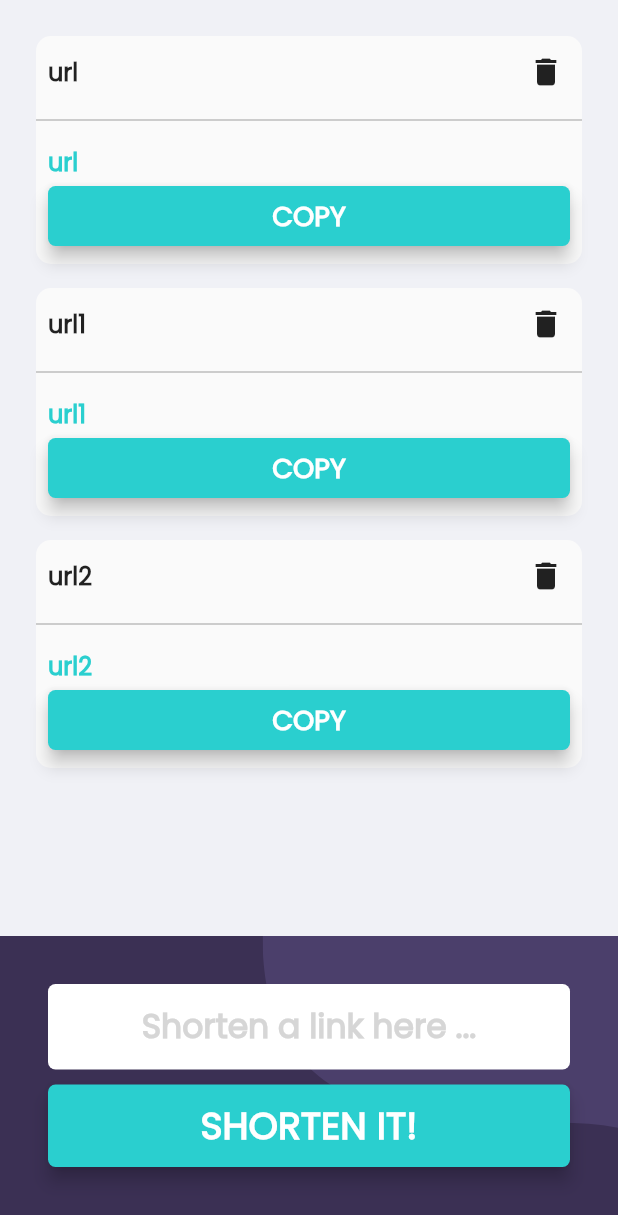
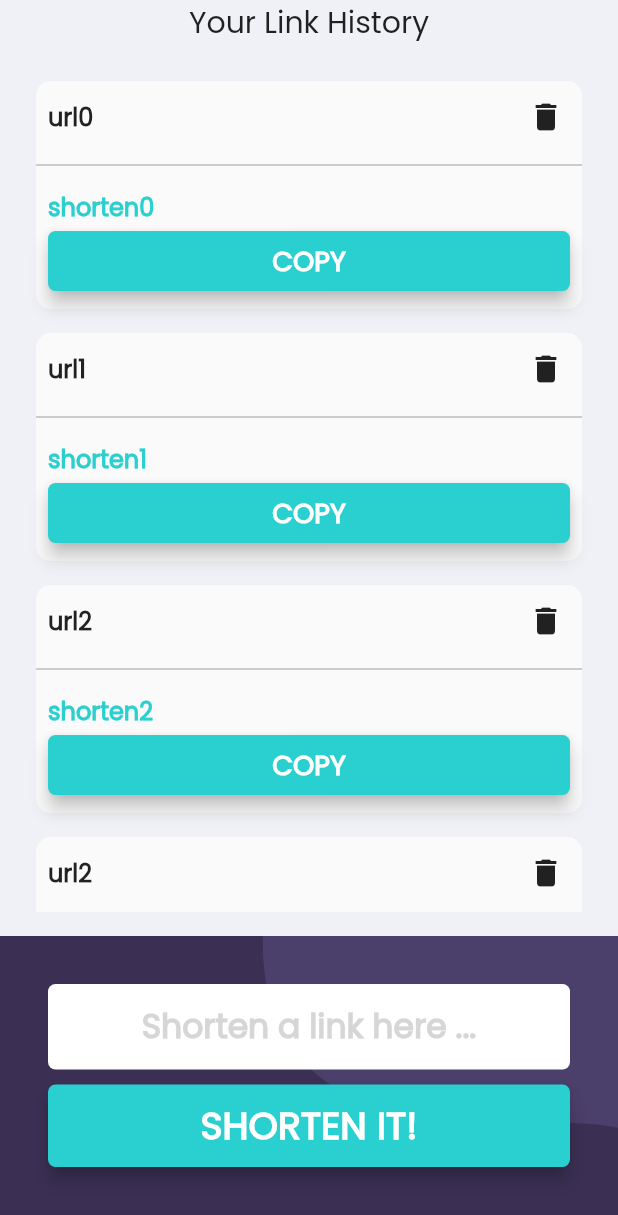
Before and after one commit to ItSNeverLate/Shortly, a Flutter app: the screen it shows after launch, on a phone screen of 412 x 824 dp. Shown: the top 1215 px of the screen. Run offline on Flutter 3.47's test engine with Material 2 defaults, Android fonts, the phone set to English and light mode, and no system bars; our stand-ins replace flutter_svg, page_view_indicators.

Commit message:
adds provider to list notifiers

```diff
--- a/shortly/lib/main.dart
+++ b/shortly/lib/main.dart
@@ -1,4 +1,6 @@
 import 'package:flutter/material.dart';
+import 'package:provider/provider.dart';
+import 'package:shortly/models/shorten_url_data.dart';
 import 'package:shortly/screens/benefits/index.dart';
 import 'package:shortly/screens/main/index.dart';
 import 'package:shortly/screens/start/index.dart';
@@ -10,7 +12,9 @@ void main() {
 class MyApp extends StatelessWidget {
   @override
   Widget build(BuildContext context) {
-    return MaterialApp(
+    return ChangeNotifierProvider(
+      create: (_) => ShortenUrlData(),
+      child: MaterialApp(
         debugShowCheckedModeBanner: false,
         title: 'Flutter Demo',
         theme: ThemeData(
@@ -27,6 +31,7 @@ class MyApp extends StatelessWidget {
           BenefitsScreen.id: (context) => BenefitsScreen(),
           MainScreen.id: (context) => MainScreen(),
         },
+      ),
     );
   }
 }
--- a/shortly/lib/models/shorten_url_data.dart
+++ b/shortly/lib/models/shorten_url_data.dart
@@ -6,8 +6,10 @@ import 'package:shortly/models/shorten_url.dart';
 
 class ShortenUrlData extends ChangeNotifier {
   List<ShortenUrl> _shortenUrlList = [
-    ShortenUrl(shorten: 'shorten', url: 'url'),
+    ShortenUrl(shorten: 'shorten0', url: 'url0'),
     ShortenUrl(shorten: 'shorten1', url: 'url1'),
+    ShortenUrl(shorten: 'shorten2', url: 'url2'),
+    ShortenUrl(shorten: 'shorten2', url: 'url2'),
     ShortenUrl(shorten: 'shorten2', url: 'url2'),
   ];
 
@@ -26,7 +28,7 @@ class ShortenUrlData extends ChangeNotifier {
     notifyListeners();
   }
 
-  void copy(ShortenUrl shortenUrl) {
+  void copyToClipBoard(ShortenUrl shortenUrl) {
     Clipboard.setData(ClipboardData(text: shortenUrl.shorten));
     notifyListeners();
   }
--- a/shortly/lib/screens/main/empty_list.dart
+++ b/shortly/lib/screens/main/empty_list.dart
@@ -6,7 +6,6 @@ class EmptyList extends StatelessWidget {
   Widget build(BuildContext context) {
     return Column(
       children: [
-        SvgPicture.asset('images/logo.svg'),
         Expanded(
             child: Column(
           children: [
--- a/shortly/lib/screens/main/index.dart
+++ b/shortly/lib/screens/main/index.dart
@@ -1,7 +1,8 @@
 import 'package:flutter/material.dart';
 import 'package:flutter_svg/flutter_svg.dart';
+import 'package:provider/provider.dart';
 import 'package:shortly/components/custom_button.dart';
-import 'package:shortly/models/shorten_url.dart';
+import 'package:shortly/models/shorten_url_data.dart';
 import 'package:shortly/screens/main/empty_list.dart';
 import 'package:shortly/screens/main/shorten_list.dart';
 
@@ -14,15 +15,11 @@ class MainScreen extends StatefulWidget {
 
 class _MainScreenState extends State<MainScreen> {
   bool _isValid = true;
-  List<ShortenUrl> _list = [
-    ShortenUrl(shorten: 'shorten', url: 'url'),
-    ShortenUrl(shorten: 'shorten1', url: 'url1'),
-    ShortenUrl(shorten: 'shorten2', url: 'url2'),
-  ];
 
   @override
   Widget build(BuildContext context) {
     String _link = '';
+    final data = Provider.of<ShortenUrlData>(context);
 
     return Scaffold(
       body: SafeArea(
@@ -31,9 +28,13 @@ class _MainScreenState extends State<MainScreen> {
           crossAxisAlignment: CrossAxisAlignment.center,
           mainAxisAlignment: MainAxisAlignment.center,
           children: [
-            Expanded(
-                child:
-                    _list.length > 0 ? ShortenList(list: _list) : EmptyList()),
+            data.count > 0
+                ? Text(
+                    'Your Link History',
+                    style: TextStyle(fontSize: 20.0),
+                  )
+                : SvgPicture.asset('images/logo.svg'),
+            Expanded(child: data.count > 0 ? ShortenList() : EmptyList()),
             Container(
               color: Theme.of(context).primaryColorDark,
               height: 200.0,
--- a/shortly/lib/screens/main/shorten_list.dart
+++ b/shortly/lib/screens/main/shorten_list.dart
@@ -1,21 +1,18 @@
 import 'package:flutter/material.dart';
-import 'package:shortly/models/shorten_url.dart';
+import 'package:provider/provider.dart';
+import 'package:shortly/models/shorten_url_data.dart';
 import 'package:shortly/screens/main/shorten_tile.dart';
 
 class ShortenList extends StatelessWidget {
-  final List<ShortenUrl> list;
-
-  ShortenList({@required this.list});
-
   @override
   Widget build(BuildContext context) {
+    final data = Provider.of<ShortenUrlData>(context);
     return Padding(
       padding: const EdgeInsets.all(16.0),
       child: ListView.builder(
-        itemCount: list.length,
+        itemCount: data.count,
         itemBuilder: (context, index) {
-          return ShortenTile(
-              shortenUrl: list[index], onCopy: () {}, onDelete: () {});
+          return ShortenTile(shortenUrl: data.shortenUrlList[index]);
         },
       ),
     );
--- a/shortly/lib/screens/main/shorten_tile.dart
+++ b/shortly/lib/screens/main/shorten_tile.dart
@@ -1,19 +1,17 @@
 import 'package:flutter/material.dart';
+import 'package:provider/provider.dart';
 import 'package:shortly/components/custom_button.dart';
 import 'package:shortly/models/shorten_url.dart';
+import 'package:shortly/models/shorten_url_data.dart';
 
 class ShortenTile extends StatelessWidget {
   final ShortenUrl shortenUrl;
-  final Function onCopy;
-  final Function onDelete;
 
-  ShortenTile(
-      {@required this.shortenUrl,
-      @required this.onCopy,
-      @required this.onDelete});
+  ShortenTile({@required this.shortenUrl});
 
   @override
   Widget build(BuildContext context) {
+    final data = Provider.of<ShortenUrlData>(context);
     return Padding(
       padding: const EdgeInsets.all(8.0),
       child: Material(
@@ -35,7 +33,10 @@ class ShortenTile extends StatelessWidget {
                       ),
                     ),
                   ),
-                  IconButton(icon: Icon(Icons.delete), onPressed: onDelete)
+                  IconButton(
+                    icon: Icon(Icons.delete),
+                    onPressed: () => data.remove(shortenUrl),
+                  )
                 ],
               ),
               Divider(
@@ -48,7 +49,7 @@ class ShortenTile extends StatelessWidget {
                     Align(
                       alignment: Alignment.centerLeft,
                       child: Text(
-                        shortenUrl.url,
+                        shortenUrl.shorten,
                         style: TextStyle(
                             fontSize: 16.0,
                             fontWeight: FontWeight.w700,
@@ -57,7 +58,7 @@ class ShortenTile extends StatelessWidget {
                     ),
                     CustomButton(
                       title: 'COPY',
-                      onPressed: onCopy,
+                      onPressed: () => data.copyToClipBoard(shortenUrl),
                       height: 40.0,
                       titleFontSize: 18.0,
                     )
--- a/shortly/pubspec.yaml
+++ b/shortly/pubspec.yaml
@@ -15,6 +15,7 @@ dependencies:
   cupertino_icons: ^1.0.2
   flutter_svg: ^0.22.0
   page_view_indicators: ^2.0.0
+  provider: ^5.0.0
 
 
 dev_dependencies:
```
Also changed, not shown: shortly/pubspec.lock. Lines whose indentation alone changed are shown as unchanged.
